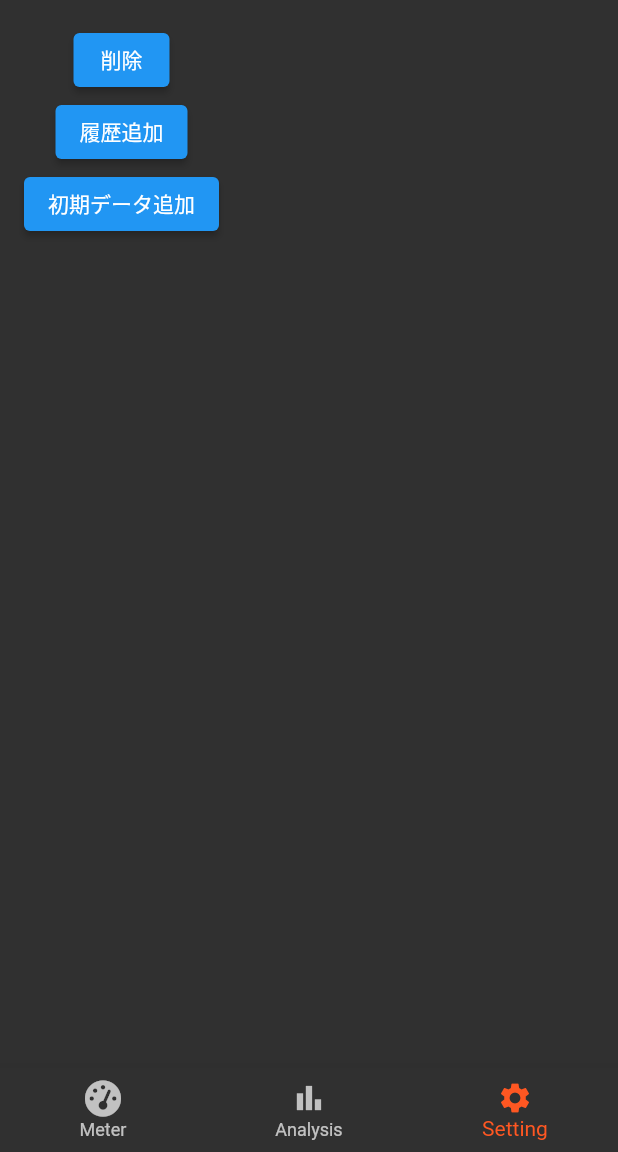
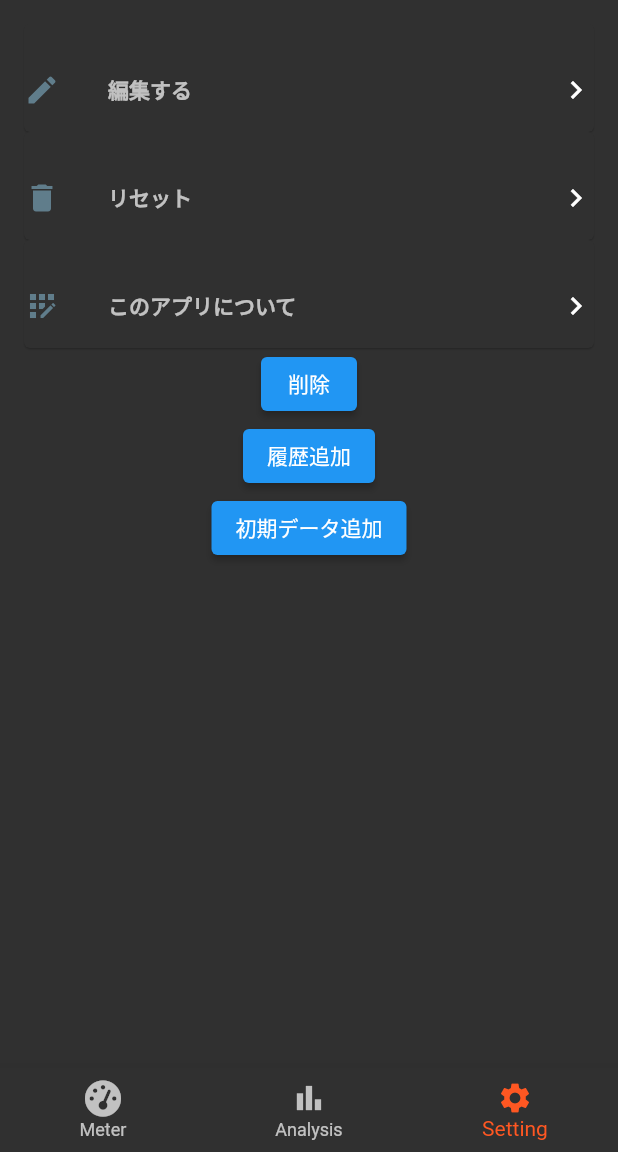
Before and after one commit to kolbe-ryo/budget_scouter, a Flutter app: the screen it shows after launch, item 3 of the bottom bar chosen, on a phone screen of 412 x 824 dp, the part 84-1236 px from its top. Run offline on Flutter 3.47's test engine with Material 2 defaults, Android fonts, the phone set to English and light mode, and no system bars; drawn by our look-alikes of google_mobile_ads; our stand-ins replace fl_chart, flutter_riverpod, font_awesome_flutter, freezed_annotation, pie_chart, shared_preferences; generated files the repository leaves out were written again; network calls fail.

Commit message:
design for settings

```diff
--- /dev/null
+++ b/lib/view/common/setting_tile.dart
@@ -0,0 +1,38 @@
+// Flutter imports:
+import 'package:budget_scouter/constant/style.dart';
+import 'package:flutter/material.dart';
+
+class SettingTile extends StatelessWidget {
+  const SettingTile({
+    Key? key,
+    required this.title,
+    required this.icon,
+    required this.onTap,
+  }) : super(key: key);
+
+  final String title;
+  final IconData icon;
+  final Function() onTap;
+
+  @override
+  Widget build(BuildContext context) {
+    return Card(
+      color: kDarkBackColor,
+      child: ListTile(
+        contentPadding: const EdgeInsets.only(top: kSpacing),
+        onTap: onTap,
+        title: Text(
+          title,
+          style: kTextStyleSecondary,
+        ),
+        leading: Icon(
+          icon,
+          color: Colors.blueGrey,
+        ),
+        trailing: const Icon(Icons.keyboard_arrow_right),
+      ),
+      elevation: 0.5,
+      margin: EdgeInsets.zero,
+    );
+  }
+}
--- a/lib/view/page/setting_page.dart
+++ b/lib/view/page/setting_page.dart
@@ -1,4 +1,5 @@
 // Flutter imports:
+import 'package:budget_scouter/view/common/setting_tile.dart';
 import 'package:flutter/material.dart';
 
 // Package imports:
@@ -17,6 +18,21 @@ class SettingPage extends ConsumerWidget {
     return Scaffold(
       body: Column(
         children: [
+          SettingTile(
+            title: '編集する',
+            icon: Icons.edit,
+            onTap: () async => null,
+          ),
+          SettingTile(
+            title: 'リセット',
+            icon: Icons.delete,
+            onTap: () => null,
+          ),
+          SettingTile(
+            title: 'このアプリについて',
+            icon: Icons.app_registration,
+            onTap: () => null,
+          ),
           ElevatedButton(
             onPressed: () => ref.read(moneyMeterProvider.notifier).delete(context),
             child: Text('削除'),
```
